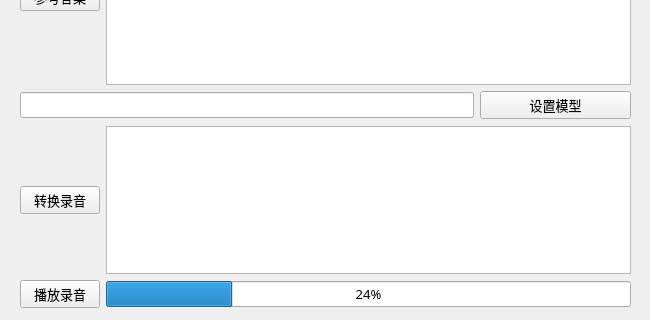
Qt form src/Gui/InterviewAssistantGui.ui (cestbonsuliu/InterviewAssistant) before a commit; both pictures show x 0 to 650 and y 280 to 600 of the 650 by 600 pixel window.
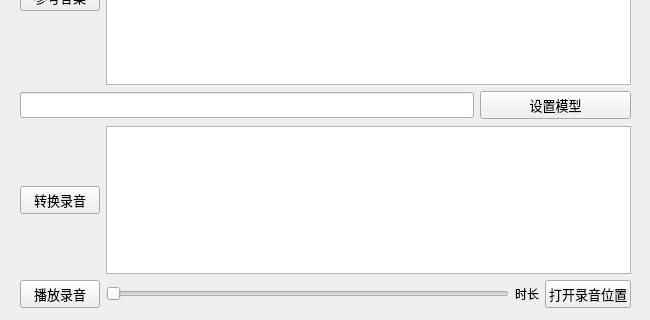
The same form after that commit.

Commit message: 增加录音的播放\暂停功能

What changed in the file:
```diff
--- a/src/Gui/InterviewAssistantGui.ui
+++ b/src/Gui/InterviewAssistantGui.ui
@@ -328,15 +328,29 @@
       </widget>
      </item>
      <item>
-      <widget class="QProgressBar" name="progressBar">
+      <widget class="QSlider" name="horizontalSlider">
+       <property name="orientation">
+        <enum>Qt::Horizontal</enum>
+       </property>
+      </widget>
+     </item>
+     <item>
+      <widget class="QLabel" name="label">
+       <property name="text">
+        <string>时长</string>
+       </property>
+      </widget>
+     </item>
+     <item>
+      <widget class="QPushButton" name="pushButton_9">
        <property name="font">
         <font>
          <family>微软雅黑</family>
          <pointsize>10</pointsize>
         </font>
        </property>
-       <property name="value">
-        <number>24</number>
+       <property name="text">
+        <string>打开录音位置</string>
        </property>
       </widget>
      </item>
```
The commit also changes 4 other files.
